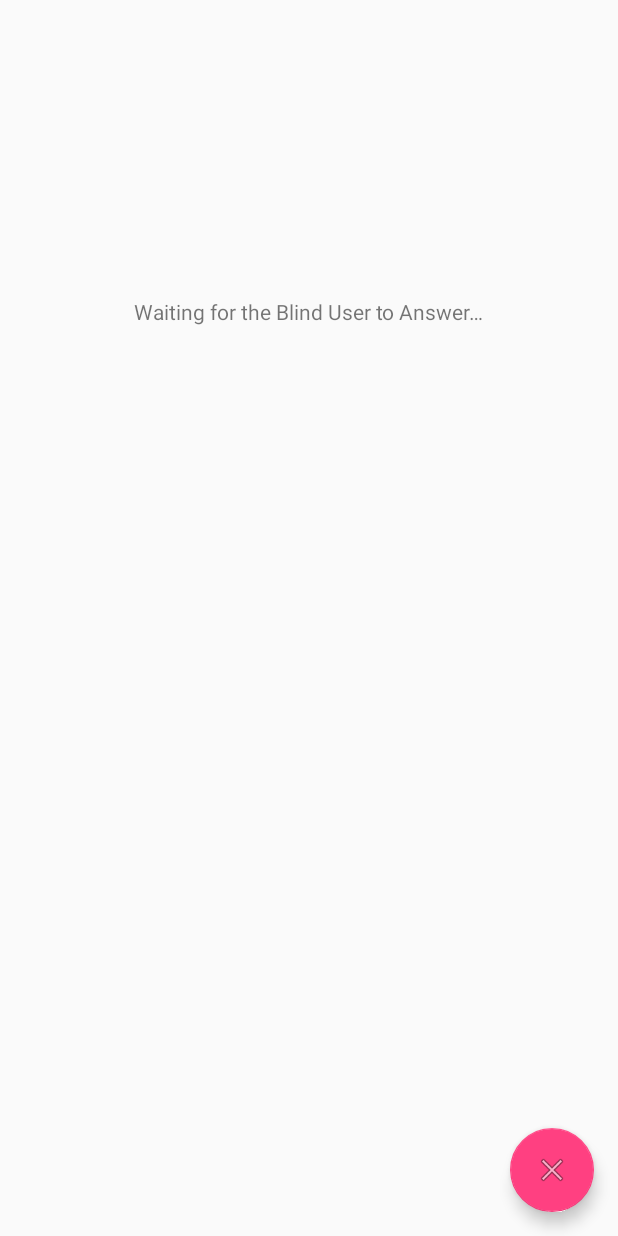
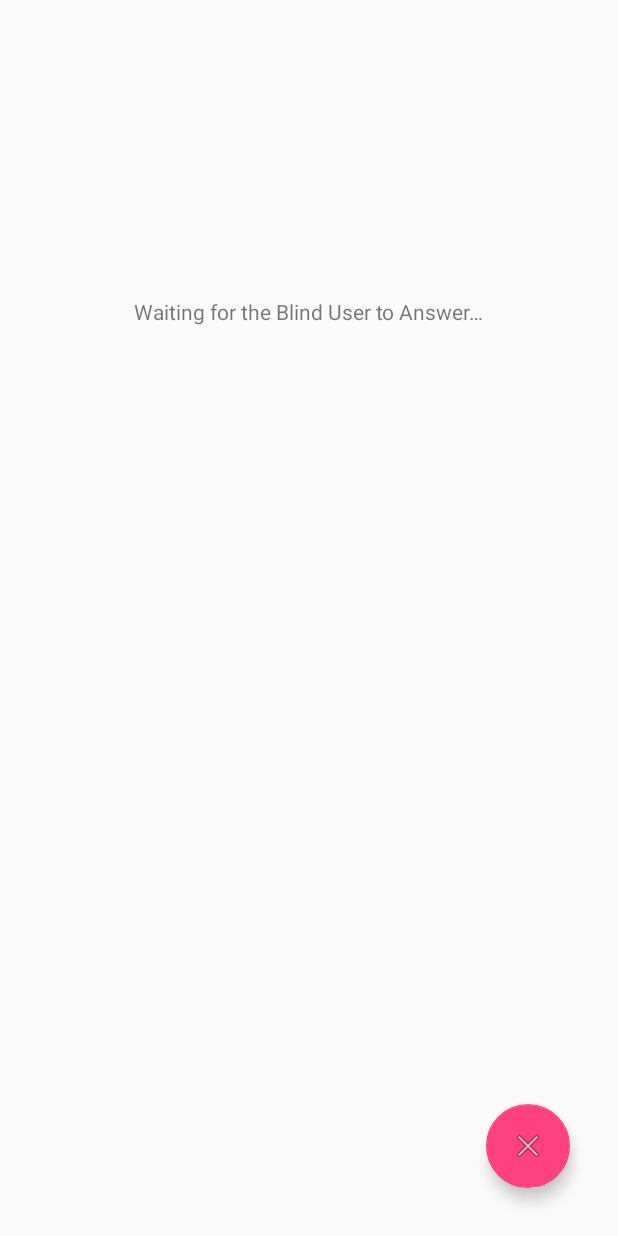
Before and after one commit to ZTGeng/NewGuideMe, an Android app: the HelperWaitActivity screen opened directly, with no data from a screen before it, on a phone screen of 412 x 824 dp. Run offline under Robolectric (Android 15) with nearby library versions, the phone set to English and light mode, and no system bars.

Commit message:
helper waiting ok

```diff
--- a/app/src/main/AndroidManifest.xml
+++ b/app/src/main/AndroidManifest.xml
@@ -67,11 +67,6 @@
             android:noHistory="true"
             android:screenOrientation="locked"
             android:theme="@style/AppTheme.NoActionBar" />
-        <activity
-            android:name=".helper.HelperRateActivity"
-            android:label="@string/title_activity_helper_rate"
-            android:noHistory="true"
-            android:theme="@style/AppTheme.NoActionBar" />
 
         <receiver
             android:name="com.google.android.gms.gcm.GcmReceiver"
--- a/app/src/main/java/edu/sfsu/geng/newguideme/helper/HelperHomeActivity.java
+++ b/app/src/main/java/edu/sfsu/geng/newguideme/helper/HelperHomeActivity.java
@@ -32,7 +32,6 @@ import android.view.View;
 import android.view.ViewGroup;
 import android.widget.AdapterView;
 import android.widget.ArrayAdapter;
-import android.widget.RatingBar;
 import android.widget.Toast;
 
 import com.google.android.gms.common.ConnectionResult;
@@ -43,13 +42,11 @@ import org.json.JSONException;
 import org.json.JSONObject;
 
 import java.util.ArrayList;
-import java.util.Arrays;
 import java.util.HashSet;
 import java.util.List;
 
 import edu.sfsu.geng.newguideme.Config;
 import edu.sfsu.geng.newguideme.R;
-import edu.sfsu.geng.newguideme.http.MyRequest;
 import edu.sfsu.geng.newguideme.http.ServerApi;
 import edu.sfsu.geng.newguideme.http.ServerRequest;
 import edu.sfsu.geng.newguideme.utils.ErrorCleanTextWatcher;
@@ -204,7 +201,7 @@ public class HelperHomeActivity extends AppCompatActivity implements
                                 JSONObject json = new JSONObject(data);
                                 if (json.getBoolean("res")) {
                                     Intent helperWaitActivity = new Intent(HelperHomeActivity.this, HelperWaitActivity.class);
-                                    helperWaitActivity.putExtra("blindId", roomId);
+                                    helperWaitActivity.putExtra("roomId", roomId);
                                     helperWaitActivity.putExtra("blindName", blindName);
                                     startActivity(helperWaitActivity);
                                     finish();
--- a/app/src/main/java/edu/sfsu/geng/newguideme/helper/HelperWaitActivity.java
+++ b/app/src/main/java/edu/sfsu/geng/newguideme/helper/HelperWaitActivity.java
@@ -15,10 +15,10 @@ import org.json.JSONObject;
 
 import edu.sfsu.geng.newguideme.Config;
 import edu.sfsu.geng.newguideme.R;
-import edu.sfsu.geng.newguideme.http.MyRequest;
+import edu.sfsu.geng.newguideme.http.ServerApi;
 import edu.sfsu.geng.newguideme.http.ServerRequest;
 
-public class HelperWaitActivity extends AppCompatActivity implements ServerRequest.DataListener{
+public class HelperWaitActivity extends AppCompatActivity {
 
     private static final String TAG = "HelperWait";
 
@@ -33,7 +33,7 @@ public class HelperWaitActivity extends AppCompatActivity implements ServerReque
         pref = getSharedPreferences(Config.PREF_KEY, MODE_PRIVATE);
         token = pref.getString("token", "");
 
-        roomId = getIntent().getStringExtra("blindId");
+        roomId = getIntent().getStringExtra("roomId");
         blindName = getIntent().getStringExtra("blindName");
 
         FloatingActionButton quitBtn = (FloatingActionButton) findViewById(R.id.helper_wait_quit_btn);
@@ -51,8 +51,38 @@ public class HelperWaitActivity extends AppCompatActivity implements ServerReque
     }
 
     private void keepResAlive() {
-        MyRequest myRequest = new MyRequest();
-        myRequest.helperJoin(token, roomId, HelperWaitActivity.this);
+        ServerApi.helperKeepAlive(token, roomId, new ServerRequest.DataListener() {
+            @Override
+            public void onReceiveData(String data) {
+                JSONObject select;
+                try {
+                    select = new JSONObject(data);
+                    if (select.getBoolean("select")) {
+                        String videoSession = select.getString("session");
+                        String videoToken = select.getString("token");
+
+                        Intent videoActivity = new Intent(HelperWaitActivity.this, HelperVideoActivity.class);
+                        videoActivity.putExtra("sessionId", videoSession);
+                        videoActivity.putExtra("videoToken", videoToken);
+                        videoActivity.putExtra("blindId", roomId);
+                        videoActivity.putExtra("blindName", blindName);
+                        startActivity(videoActivity);
+                        finish();
+                    } else {
+                        Intent homeActivity = new Intent(HelperWaitActivity.this, HelperHomeActivity.class);
+                        startActivity(homeActivity);
+                        finish();
+                    }
+                } catch (JSONException e) {
+                    e.printStackTrace();
+                }
+            }
+
+            @Override
+            public void onClose() {
+                Log.d(TAG, "helper response is closed");
+            }
+        });
     }
 
     private void onQuitClicked() {
@@ -62,7 +92,17 @@ public class HelperWaitActivity extends AppCompatActivity implements ServerReque
         builder.setPositiveButton(R.string.helper_wait_quit_confirm_button, new DialogInterface.OnClickListener() {
             @Override
             public void onClick(DialogInterface dialog, int which) {
-                quit();
+                ServerApi.helperLeaveRoom(token, roomId, new ServerRequest.DataListener() {
+                    @Override
+                    public void onReceiveData(String data) {}
+
+                    @Override
+                    public void onClose() {}
+                });
+
+                Intent homeActivity = new Intent(HelperWaitActivity.this, HelperHomeActivity.class);
+                startActivity(homeActivity);
+                finish();
             }
         });
         builder.setNegativeButton(R.string.helper_wait_quit_cancel_button, new DialogInterface.OnClickListener() {
@@ -75,47 +115,4 @@ public class HelperWaitActivity extends AppCompatActivity implements ServerReque
         dialog.show();
 
     }
-
-    private void quit() {
-        MyRequest myRequest = new MyRequest();
-        myRequest.add("token", token);
-        myRequest.add("room_id", roomId);
-        myRequest.getJSON("/api/helperleaveroom", null);
-
-        Intent homeActivity = new Intent(HelperWaitActivity.this, HelperHomeActivity.class);
-        startActivity(homeActivity);
-        finish();
-    }
-
-    /* DataListener */
-    @Override
-    public void onReceiveData(String selectJSON) {
-        JSONObject select;
-        try {
-            select = new JSONObject(selectJSON);
-            if (select.getBoolean("select")) {
-                String videoSession = select.getString("session");
-                String videoToken = select.getString("token");
-
-                Intent videoActivity = new Intent(HelperWaitActivity.this, HelperVideoActivity.class);
-                videoActivity.putExtra("session", videoSession);
-                videoActivity.putExtra("token", videoToken);
-                videoActivity.putExtra("blindId", roomId);
-                videoActivity.putExtra("blindName", blindName);
-                startActivity(videoActivity);
-                finish();
-            } else {
-                Intent homeActivity = new Intent(HelperWaitActivity.this, HelperHomeActivity.class);
-                startActivity(homeActivity);
-                finish();
-            }
-        } catch (JSONException e) {
-            e.printStackTrace();
-        }
-    }
-
-    @Override
-    public void onClose() {
-        Log.d(TAG, "helper response is closed");
-    }
 }
--- a/app/src/main/res/layout/activity_helper_wait.xml
+++ b/app/src/main/res/layout/activity_helper_wait.xml
@@ -1,9 +1,14 @@
 <?xml version="1.0" encoding="utf-8"?>
-<android.support.design.widget.CoordinatorLayout xmlns:android="http://schemas.android.com/apk/res/android"
+<android.support.design.widget.CoordinatorLayout
+    xmlns:android="http://schemas.android.com/apk/res/android"
     xmlns:app="http://schemas.android.com/apk/res-auto"
     xmlns:tools="http://schemas.android.com/tools"
     android:layout_width="match_parent"
     android:layout_height="match_parent"
+    android:paddingBottom="@dimen/activity_vertical_margin"
+    android:paddingLeft="@dimen/activity_horizontal_margin"
+    android:paddingRight="@dimen/activity_horizontal_margin"
+    android:paddingTop="@dimen/activity_vertical_margin"
     android:fitsSystemWindows="true"
     tools:context="edu.sfsu.geng.newguideme.helper.HelperWaitActivity">
 
@@ -14,7 +19,20 @@
 
     </android.support.design.widget.AppBarLayout>
 
-    <include layout="@layout/content_helper_wait" />
+    <RelativeLayout
+        android:layout_width="match_parent"
+        android:layout_height="match_parent"
+        app:layout_behavior="@string/appbar_scrolling_view_behavior">
+
+        <TextView
+            android:layout_width="wrap_content"
+            android:layout_height="wrap_content"
+            android:text="@string/helper_wait_message"
+            android:id="@+id/helper_wait_message"
+            android:layout_alignParentTop="true"
+            android:layout_centerHorizontal="true"
+            android:layout_marginTop="182dp" />
+    </RelativeLayout>
 
     <android.support.design.widget.FloatingActionButton
         android:id="@+id/helper_wait_quit_btn"
--- a/app/src/main/res/layout/content_helper_wait.xml
+++ /dev/null
@@ -1,23 +0,0 @@
-<?xml version="1.0" encoding="utf-8"?>
-<RelativeLayout xmlns:android="http://schemas.android.com/apk/res/android"
-    xmlns:app="http://schemas.android.com/apk/res-auto"
-    xmlns:tools="http://schemas.android.com/tools"
-    android:layout_width="match_parent"
-    android:layout_height="match_parent"
-    android:paddingBottom="@dimen/activity_vertical_margin"
-    android:paddingLeft="@dimen/activity_horizontal_margin"
-    android:paddingRight="@dimen/activity_horizontal_margin"
-    android:paddingTop="@dimen/activity_vertical_margin"
-    app:layout_behavior="@string/appbar_scrolling_view_behavior"
-    tools:context="edu.sfsu.geng.newguideme.helper.HelperWaitActivity"
-    tools:showIn="@layout/activity_helper_wait">
-
-    <TextView
-        android:layout_width="wrap_content"
-        android:layout_height="wrap_content"
-        android:text="@string/helper_wait_message"
-        android:id="@+id/helper_wait_message"
-        android:layout_alignParentTop="true"
-        android:layout_centerHorizontal="true"
-        android:layout_marginTop="182dp" />
-</RelativeLayout>
```
Also changed, not shown: app/src/main/java/edu/sfsu/geng/newguideme/helper/HelperRateActivity.java (deleted, +0 -97 lines), app/src/main/java/edu/sfsu/geng/newguideme/helper/HelperVideoActivity.java (+30 -34 lines), app/src/main/java/edu/sfsu/geng/newguideme/http/ServerApi.java (+32 -0 lines), app/src/main/res/layout/activity_helper_rate.xml (deleted, +0 -20 lines), app/src/main/res/layout/content_helper_rate.xml (deleted, +0 -55 lines).
